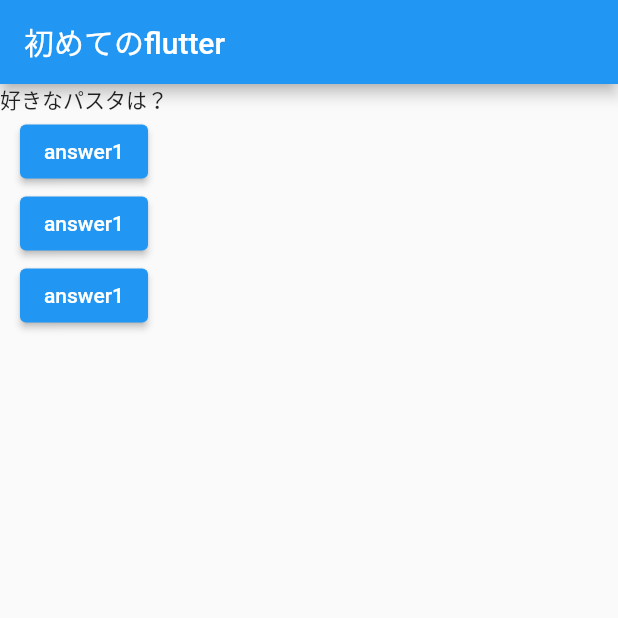
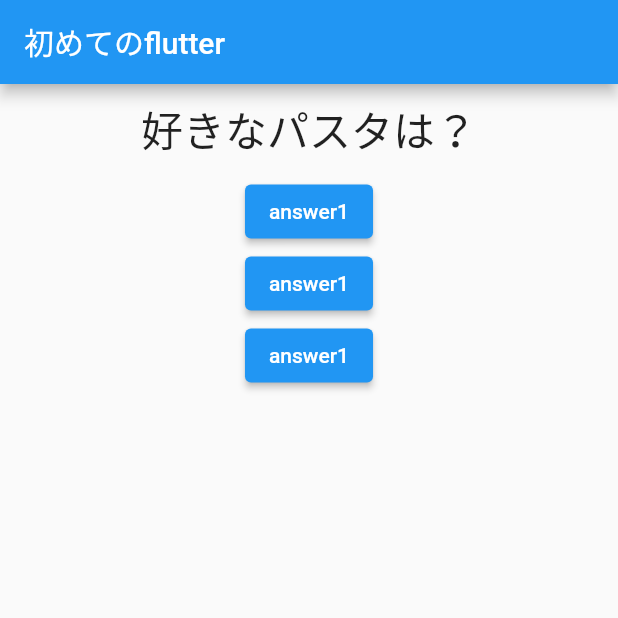
Before and after one commit to ShuntaH/quiz_app_flutter, a Flutter app: the screen it shows after launch, after a tap on "answer1", on a phone screen of 412 x 824 dp, the top half of it. Run offline on Flutter 3.47's test engine with Material 2 defaults, Android fonts, the phone set to English and light mode, and no system bars.

Commit message:
FIX: removed errors

```diff
--- a/lib/main.dart
+++ b/lib/main.dart
@@ -1,4 +1,6 @@
 import 'package:flutter/material.dart';
+import 'package:quiz_app_flutter/question.dart';
+import './main.dart';
 
 void main() {
   runApp(const MyApp());
@@ -14,12 +16,12 @@ class MyApp extends StatefulWidget {
 }
 
 class MyAppState extends State<MyApp> {
-  var questionIndex = 0;
+  var _questionIndex = 0;
 
-  void answerQuestion() {
+  void _answerQuestion() {
     setState(() {
-      questionIndex++;
-      print(questionIndex);
+      _questionIndex++;
+      print(_questionIndex);
     });
   }
 
@@ -32,15 +34,13 @@ class MyAppState extends State<MyApp> {
           title: const Text('初めてのflutter'),
         ),
         body: Column(children: [
-          Text(
-            questions[questionIndex],
-          ),
+          Question(questionText: questions[_questionIndex],),
           ElevatedButton(
-              onPressed: answerQuestion, child: const Text('answer1')),
+              onPressed: _answerQuestion, child: const Text('answer1')),
           ElevatedButton(
-              onPressed: answerQuestion, child: const Text('answer1')),
+              onPressed: _answerQuestion, child: const Text('answer1')),
           ElevatedButton(
-              onPressed: answerQuestion, child: const Text('answer1')),
+              onPressed: _answerQuestion, child: const Text('answer1')),
         ]),
       ),
     );
--- /dev/null
+++ b/lib/question.dart
@@ -0,0 +1,19 @@
+import 'package:flutter/material.dart';
+
+class Question extends StatelessWidget {
+  final String questionText;
+  const Question({super.key, required this.questionText});
+
+  @override
+  Widget build(BuildContext context) {
+    return Container(
+      width: double.infinity,
+      margin: const EdgeInsets.all(10),
+      child: Text(
+        questionText,
+        style: const TextStyle(fontSize: 28),
+        textAlign: TextAlign.center,
+      ),
+    );
+  }
+}
```
